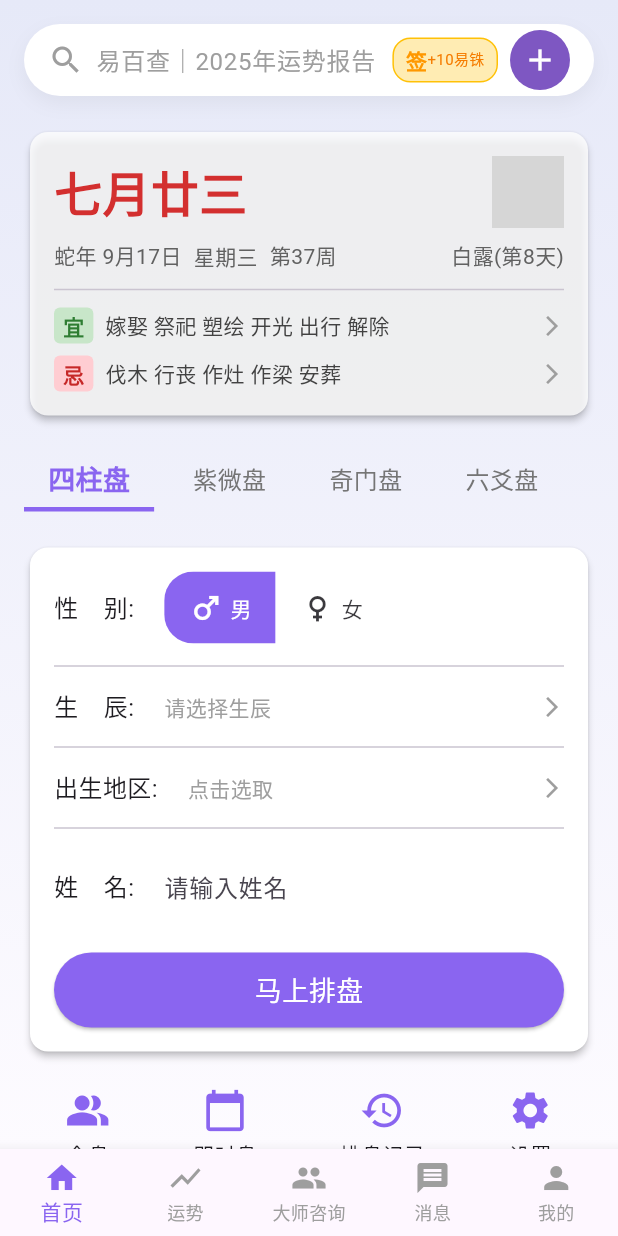
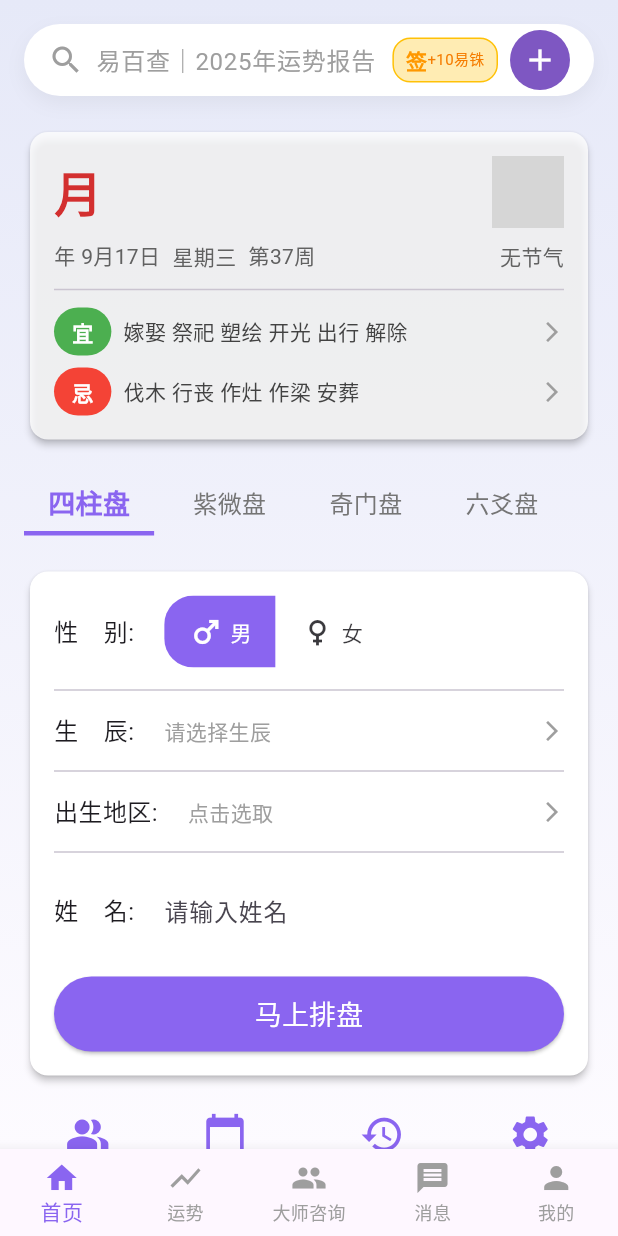
Before and after one commit to oliyo2023/bazi_fortune_app, a Flutter app: the screen it shows after launch, on a phone screen of 412 x 824 dp. Run offline on Flutter 3.47's test engine with Material 3 defaults, Android fonts, the light colour scheme and no system bars; our stand-ins replace get, get_storage; missing offline and left inert: lunar; network calls fail; grey boxes are pictures that could not be loaded.

Commit message:
feat(home): 添加农历、节气和生肖功能
- 引入 lunar 库以计算农历信息
- 在 HomeController 中添加农历日期、节气和生肖计算
- 更新 HomePage 中的宜忌容器样式
- 在 pubspec.yaml 中添加 lunar 依赖

```diff
--- a/lib/app/modules/home/view.dart
+++ b/lib/app/modules/home/view.dart
@@ -177,16 +177,17 @@ class HomePage extends GetView<HomeController> {
               Row(
                 children: [
                   Container(
-                    padding: EdgeInsets.symmetric(horizontal: 6, vertical: 2),
+                    padding: EdgeInsets.symmetric(horizontal: 12, vertical: 6),
                     decoration: BoxDecoration(
-                      color: Colors.green.shade100,
-                      borderRadius: BorderRadius.circular(4),
+                      color: Colors.green.shade500,
+                      borderRadius: BorderRadius.circular(20),
                     ),
                     child: Text(
                       '宜',
                       style: TextStyle(
-                        color: Colors.green.shade800,
+                        color: Colors.white,
                         fontWeight: FontWeight.bold,
+                        fontSize: 14,
                       ),
                     ),
                   ),
@@ -205,16 +206,17 @@ class HomePage extends GetView<HomeController> {
               Row(
                 children: [
                   Container(
-                    padding: EdgeInsets.symmetric(horizontal: 6, vertical: 2),
+                    padding: EdgeInsets.symmetric(horizontal: 12, vertical: 6),
                     decoration: BoxDecoration(
-                      color: Colors.red.shade100,
-                      borderRadius: BorderRadius.circular(4),
+                      color: Colors.red.shade500,
+                      borderRadius: BorderRadius.circular(20),
                     ),
                     child: Text(
                       '忌',
                       style: TextStyle(
-                        color: Colors.red.shade800,
+                        color: Colors.white,
                         fontWeight: FontWeight.bold,
+                        fontSize: 14,
                       ),
                     ),
                   ),
--- a/pubspec.yaml
+++ b/pubspec.yaml
@@ -37,6 +37,7 @@ dependencies:
   get: ^4.7.2
   get_storage: ^2.1.1
   intl: ^0.20.2
+  lunar: ^1.0.0
 
 dev_dependencies:
   flutter_test:
```
Also changed, not shown: lib/app/modules/home/controller.dart (+13 -2 lines), pubspec.lock.
